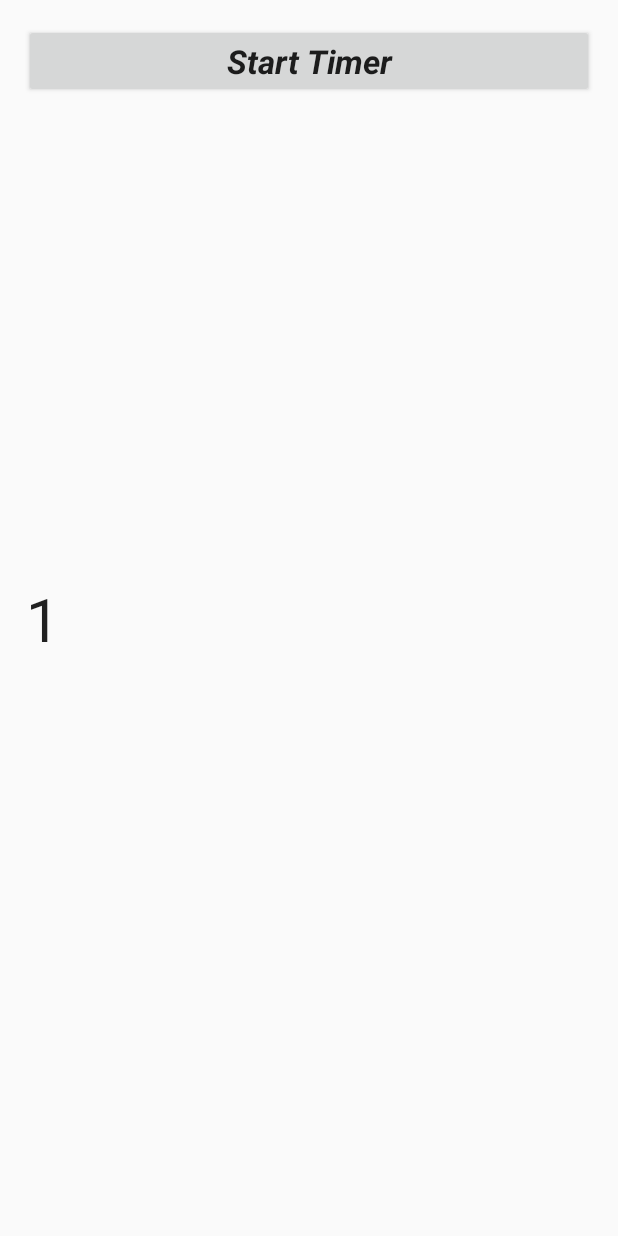
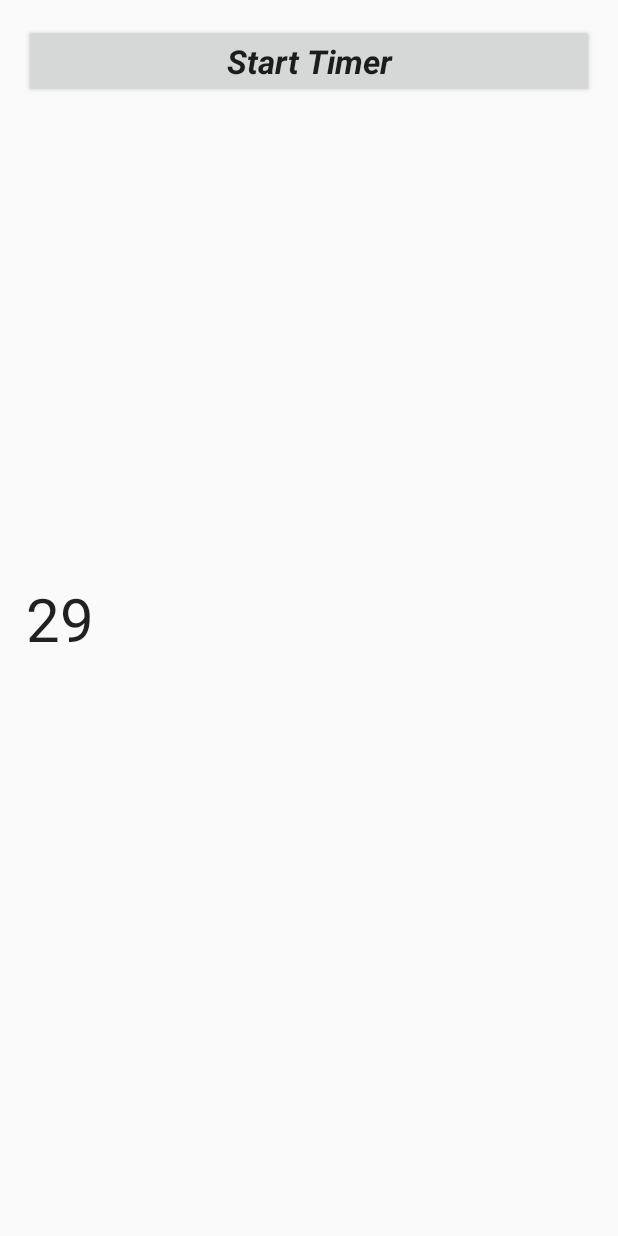
Before and after one commit to lucasskoff/DeathCountdown, an Android app: the screen it shows after launch (MainActivity), after a tap on "Start Timer", on a phone screen of 412 x 824 dp. Run offline under Robolectric (Android 15) with nearby library versions, the phone set to English and light mode, and no system bars.

Commit message:
Edited timer to display counting down rather than up.

```diff
--- a/app/src/main/java/com/example/deathcountdown/MainActivity.java
+++ b/app/src/main/java/com/example/deathcountdown/MainActivity.java
@@ -19,6 +19,8 @@ import java.text.SimpleDateFormat;
 import java.util.TimeZone;
 
 public class MainActivity extends AppCompatActivity {
+    private static final Integer INIT_TIME = 30000;
+    private static final Integer INTERVAL = 1000;
     public int counter;
     Button button;
     TextView textView;
@@ -29,13 +31,17 @@ public class MainActivity extends AppCompatActivity {
         setContentView(R.layout.activity_main);
         button= (Button) findViewById(R.id.button);
         textView= (TextView) findViewById(R.id.textView);
+        Integer initialTime = INIT_TIME / INTERVAL;
+        String initialTimerText = String.valueOf(initialTime);
+        textView.setText(initialTimerText);
         button.setOnClickListener(new View.OnClickListener()
         {
             @Override
             public void onClick(View v) {
-                new CountDownTimer(30000, 1000){
+                new CountDownTimer(INIT_TIME, INTERVAL){
+                    private final Integer DISPLAY_INITIAL_TIME = INIT_TIME / INTERVAL;
                     public void onTick(long millisUntilFinished){
-                        textView.setText(String.valueOf(counter));
+                        textView.setText(String.valueOf(DISPLAY_INITIAL_TIME - counter));
                         counter++;
                     }
                     public  void onFinish(){
--- a/app/src/main/res/layout/activity_main.xml
+++ b/app/src/main/res/layout/activity_main.xml
@@ -32,8 +32,6 @@
             android:id="@+id/button"
             android:layout_width="match_parent"
             android:layout_height="wrap_content"
-            android:layout_alignParentBottom="true"
-            android:layout_centerHorizontal="true"
             android:layout_marginBottom="16dp"
             android:text="@string/start_timer"
             android:textAppearance="?android:attr/textAppearanceLarge"
```
